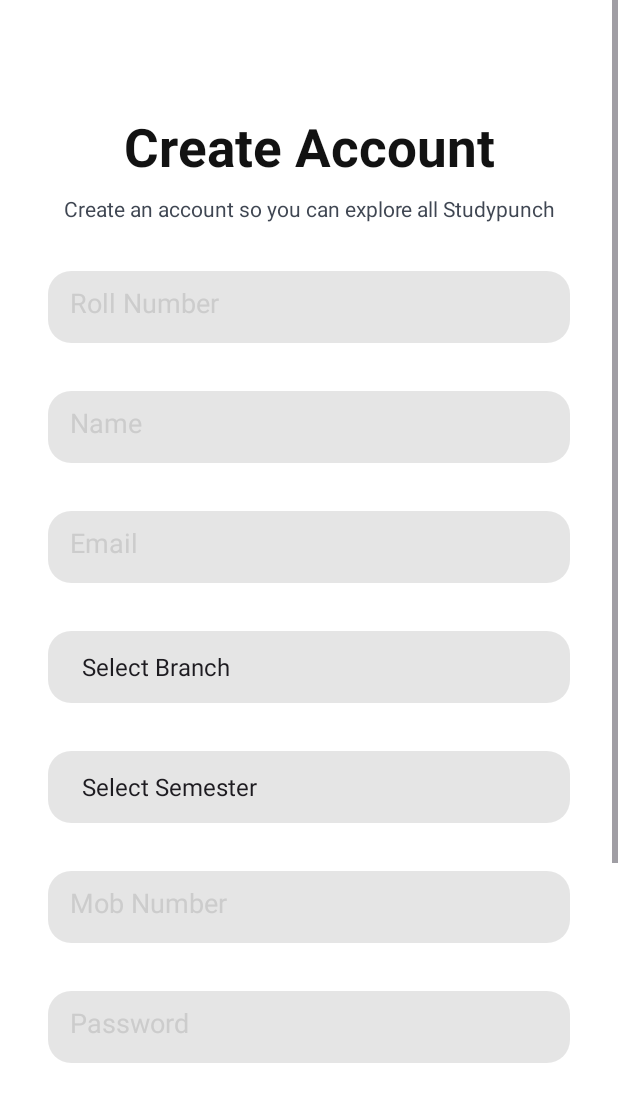
After one commit to Yaseen11121/StudyNITP-, an Android app: the RegisterPage screen opened directly, with no data from a screen before it, on a phone screen of 412 x 824 dp. The commit adds this screen. Shown: the top 1102 px of the screen. Run offline under Robolectric (Android 15) with nearby library versions, the phone set to English and light mode, and no system bars; our stand-ins replace Firebase (no records; nobody signed in at launch, a user with empty details on screens opened directly).

Commit message:
Register Page finished

```diff
--- a/app/src/main/AndroidManifest.xml
+++ b/app/src/main/AndroidManifest.xml
@@ -13,6 +13,10 @@
         android:theme="@style/Theme.StudyNITP"
         tools:targetApi="31">
         <activity
+            android:name=".RegisterPage"
+            android:exported="false"
+            android:parentActivityName=".MainActivity" />
+        <activity
             android:name=".MainActivity"
             android:exported="true">
             <intent-filter>
--- a/app/src/main/java/com/mohyaseensidd/studynitp/MainActivity.java
+++ b/app/src/main/java/com/mohyaseensidd/studynitp/MainActivity.java
@@ -63,8 +63,8 @@
     }
     public void openRegisterActivity(View view){
         Toast.makeText(this,"Enter ur details!",Toast.LENGTH_SHORT).show();
-//        Intent intent = new Intent(this,RegisterPage.class);
-//        startActivity(intent);
+        Intent intent = new Intent(this,RegisterPage.class);
+        startActivity(intent);
         finish();
     }
 
--- /dev/null
+++ b/app/src/main/java/com/mohyaseensidd/studynitp/RegisterPage.java
@@ -0,0 +1,155 @@
+package com.mohyaseensidd.studynitp;
+
+import android.content.Intent;
+import android.os.Bundle;
+import android.view.View;
+import android.widget.AdapterView;
+import android.widget.ArrayAdapter;
+import android.widget.Button;
+import android.widget.EditText;
+import android.widget.Spinner;
+import android.widget.Toast;
+
+import androidx.activity.EdgeToEdge;
+import androidx.appcompat.app.AppCompatActivity;
+
+import com.google.firebase.auth.FirebaseAuth;
+import com.google.firebase.database.DatabaseReference;
+import com.google.firebase.database.FirebaseDatabase;
+
+public class RegisterPage extends AppCompatActivity {
+    EditText signupRollNoInput,signupemailInput, signuppasswordInput, signupconfirmPasswordInput, signupNameInput, signupMobNoInput;
+    String signupRollNo,signupemail, signupbranch, signuppassword, signupconfirmPassword, signupSem, signupName, signupMobNo;
+    Button signUpBtn;
+
+    FirebaseAuth mAuth;
+    DatabaseReference mDatabase;
+
+    Spinner semSelectInput,signupbranchInput;
+
+
+    @Override
+    protected void onCreate(Bundle savedInstanceState) {
+        super.onCreate(savedInstanceState);
+        EdgeToEdge.enable(this);
+        setContentView(R.layout.activity_register_page);
+
+        mAuth = FirebaseAuth.getInstance();
+        mDatabase = FirebaseDatabase.getInstance().getReference("users");
+
+        signupRollNoInput = findViewById(R.id.rollNoInput);
+        signupNameInput = findViewById(R.id.nameInput);
+        signupemailInput = findViewById(R.id.emailInput);
+        signupbranchInput = findViewById(R.id.branchInput);
+        signupMobNoInput = findViewById(R.id.mobNoInput);
+        signuppasswordInput = findViewById(R.id.passwordInput);
+        signupconfirmPasswordInput = findViewById(R.id.confirmPasswordinput);
+        signUpBtn = findViewById(R.id.signUpButton);
+
+        semSelectInput = findViewById(R.id.semInput);
+        String[] semesters = {"Select Semester", "Sem1", "Sem2", "Sem3", "Sem4", "Sem5", "Sem6", "Sem7", "Sem8"};
+        String[] branches = {"Select Branch", "ECE", "CSE", "EEE", "ME", "CE", "Architecture"};
+
+        ArrayAdapter<String> adapter1 = new ArrayAdapter<>(this, android.R.layout.simple_spinner_dropdown_item, semesters);
+        ArrayAdapter<String> adapter2 = new ArrayAdapter<>(this, android.R.layout.simple_spinner_dropdown_item, branches);
+        semSelectInput.setAdapter(adapter1);
+        signupbranchInput.setAdapter(adapter2);
+
+        semSelectInput.setOnItemSelectedListener(new AdapterView.OnItemSelectedListener() {
+            @Override
+            public void onItemSelected(AdapterView<?> parent, View view, int position, long id) {
+                signupSem = parent.getItemAtPosition(position).toString();
+            }
+
+            @Override
+            public void onNothingSelected(AdapterView<?> parent) {
+                // optional
+            }
+        });
+
+        signupbranchInput.setOnItemSelectedListener(new AdapterView.OnItemSelectedListener() {
+            @Override
+            public void onItemSelected(AdapterView<?> parent, View view, int position, long id) {
+                signupbranch = parent.getItemAtPosition(position).toString();
+            }
+
+            @Override
+            public void onNothingSelected(AdapterView<?> parent) {
+                // optional
+            }
+        });
+
+
+        signUpBtn.setOnClickListener(v -> registerUser());
+
+
+    }
+    private void registerUser() {
+        signupRollNo = signupRollNoInput.getText().toString().trim();
+        signupemail = signupemailInput.getText().toString().trim();
+        signuppassword = signuppasswordInput.getText().toString().trim();
+        signupconfirmPassword = signupconfirmPasswordInput.getText().toString().trim();
+        signupName = signupNameInput.getText().toString().trim();
+        signupMobNo = signupMobNoInput.getText().toString().trim();
+        signupconfirmPassword = signupconfirmPasswordInput.getText().toString().trim();
+        signupconfirmPassword = signupconfirmPasswordInput.getText().toString().trim();
+
+
+        if (signupRollNo.isEmpty() || signupemail.isEmpty() || signupbranch.isEmpty() || signuppassword.isEmpty() || signupconfirmPassword.isEmpty()) {
+            Toast.makeText(this, "Please fill all fields", Toast.LENGTH_SHORT).show();
+            return;
+        }
+
+        if (signupbranch.equals("Select Branch") || signupSem.equals("Select Semester")) {
+            Toast.makeText(this, "Please select valid Branch and Semester", Toast.LENGTH_SHORT).show();
+            return;
+        }
+
+        if (!signuppassword.equals(signupconfirmPassword)) {
+            Toast.makeText(this, "Passwords do not match", Toast.LENGTH_SHORT).show();
+            return;
+        }
+
+        // Firebase auth create user
+        mAuth.createUserWithEmailAndPassword(signupemail, signuppassword).addOnCompleteListener(task -> {
+            if (task.isSuccessful()) {
+                String userId = signupRollNo; // ya mAuth.getCurrentUser().getUid()
+
+
+                User user = new User(
+                        signupRollNo,
+                        signupName,
+                        signupemail,
+                        signupbranch,
+                        signupSem,
+                        signupMobNo
+                );
+
+
+                mDatabase.child(userId).setValue(user).addOnCompleteListener(dbTask -> {
+                    if (dbTask.isSuccessful()) {
+                        Toast.makeText(this, "Account created & data saved!", Toast.LENGTH_SHORT).show();
+                        startActivity(new Intent(this, MainActivity.class));
+                        finish();
+                    } else {
+                        Toast.makeText(this, "Data save failed: " + dbTask.getException().getMessage(), Toast.LENGTH_SHORT).show();
+                    }
+                });
+            }
+
+            else {
+                Toast.makeText(this, "Auth failed: " + task.getException().getMessage(), Toast.LENGTH_SHORT).show();
+            }
+        });
+    }
+
+
+
+
+    public void openLoginPage(View view){
+        Toast.makeText(this,"Login!",Toast.LENGTH_SHORT).show();
+        Intent intent = new Intent(this,MainActivity.class);
+        startActivity(intent);
+        finish();
+    }
+}
--- /dev/null
+++ b/app/src/main/java/com/mohyaseensidd/studynitp/User.java
@@ -0,0 +1,62 @@
+package com.mohyaseensidd.studynitp;
+
+public class User {
+    String RollNo, Name, Email, Branch, Semester, MobNo;
+
+    public User(String rollNo, String name, String email, String branch, String semester, String mobNo) {
+        RollNo = rollNo;
+        Name = name;
+        Email = email;
+        Branch = branch;
+        Semester = semester;
+        MobNo = mobNo;
+    }
+
+    public String getRollNo() {
+        return RollNo;
+    }
+
+    public void setRollNo(String rollNo) {
+        RollNo = rollNo;
+    }
+
+    public String getName() {
+        return Name;
+    }
+
+    public void setName(String name) {
+        Name = name;
+    }
+
+    public String getEmail() {
+        return Email;
+    }
+
+    public void setEmail(String email) {
+        Email = email;
+    }
+
+    public String getBranch() {
+        return Branch;
+    }
+
+    public void setBranch(String branch) {
+        Branch = branch;
+    }
+
+    public String getSemester() {
+        return Semester;
+    }
+
+    public void setSemester(String semester) {
+        Semester = semester;
+    }
+
+    public String getMobNo() {
+        return MobNo;
+    }
+
+    public void setMobNo(String mobNo) {
+        MobNo = mobNo;
+    }
+}
--- /dev/null
+++ b/app/src/main/res/layout/activity_register_page.xml
@@ -0,0 +1,204 @@
+<?xml version="1.0" encoding="utf-8"?>
+<ScrollView xmlns:android="http://schemas.android.com/apk/res/android"
+    xmlns:tools="http://schemas.android.com/tools"
+    android:layout_width="match_parent"
+    android:layout_height="740dp"
+    xmlns:app="http://schemas.android.com/apk/res-auto">
+    <androidx.constraintlayout.widget.ConstraintLayout
+        android:layout_width="match_parent"
+        android:layout_height="match_parent"
+        android:background="#FFFFFF"
+        android:padding="24dp">
+
+        <!-- Title -->
+
+        <!-- Subtitle -->
+        <TextView
+            android:id="@+id/title"
+            android:layout_width="wrap_content"
+            android:layout_height="wrap_content"
+            android:layout_marginTop="50dp"
+            android:text="Create Account"
+            android:textColor="#121212"
+            android:textSize="35sp"
+            android:textStyle="bold"
+            app:layout_constraintEnd_toEndOf="parent"
+            app:layout_constraintStart_toStartOf="parent"
+            app:layout_constraintTop_toTopOf="parent" />
+
+        <TextView
+            android:id="@+id/subtitle"
+
+            android:layout_width="wrap_content"
+            android:layout_height="wrap_content"
+            android:layout_marginTop="8dp"
+            android:backgroundTint="#FFd430"
+            android:gravity="center"
+            android:text="Create an account so you can explore all Studypunch"
+            android:textColor="#F3363D49"
+            android:textSize="14sp"
+            app:layout_constraintEnd_toEndOf="parent"
+            app:layout_constraintStart_toStartOf="parent"
+            app:layout_constraintTop_toBottomOf="@id/title" />
+
+        <EditText
+            android:id="@+id/rollNoInput"
+            android:layout_width="0dp"
+            android:layout_height="48dp"
+            android:layout_marginStart="8dp"
+            android:layout_marginTop="32dp"
+            android:layout_marginEnd="8dp"
+            android:background="@drawable/text_bg"
+            android:hint="Roll Number"
+            android:inputType="number"
+            android:textColor="#000000"
+            android:textColorHint="#CCCCCC"
+            app:layout_constraintEnd_toEndOf="parent"
+            app:layout_constraintStart_toStartOf="parent"
+            app:layout_constraintTop_toBottomOf="@+id/subtitle" />
+
+        <EditText
+            android:id="@+id/nameInput"
+            android:layout_width="0dp"
+            android:layout_height="48dp"
+            android:layout_marginStart="8dp"
+            android:layout_marginTop="32dp"
+            android:layout_marginEnd="8dp"
+            android:background="@drawable/text_bg"
+            android:hint="Name"
+            android:inputType="text"
+            android:textColor="#000000"
+            android:textColorHint="#CCCCCC"
+            app:layout_constraintEnd_toEndOf="parent"
+            app:layout_constraintHorizontal_bias="0.0"
+            app:layout_constraintStart_toStartOf="parent"
+            app:layout_constraintTop_toBottomOf="@+id/rollNoInput" />
+
+        <!-- Email -->
+        <EditText
+            android:id="@+id/emailInput"
+            android:layout_width="0dp"
+            android:layout_height="48dp"
+            android:layout_marginStart="8dp"
+            android:layout_marginTop="32dp"
+            android:layout_marginEnd="8dp"
+            android:background="@drawable/text_bg"
+            android:hint="Email"
+            android:inputType="textEmailAddress"
+            android:textColor="#000000"
+            android:textColorHint="#CCCCCC"
+            app:layout_constraintEnd_toEndOf="parent"
+            app:layout_constraintStart_toStartOf="parent"
+            app:layout_constraintTop_toBottomOf="@+id/nameInput" />
+
+
+
+        <Spinner
+            android:id="@+id/branchInput"
+            android:layout_width="match_parent"
+            android:layout_height="48dp"
+            android:background="@drawable/text_bg"
+            android:layout_marginStart="8dp"
+            android:layout_marginTop="32dp"
+            android:layout_marginEnd="8dp"
+            app:layout_constraintEnd_toEndOf="parent"
+            app:layout_constraintHorizontal_bias="0.0"
+            app:layout_constraintStart_toStartOf="parent"
+            app:layout_constraintTop_toBottomOf="@+id/emailInput" />
+
+        <Spinner
+            android:id="@+id/semInput"
+            android:layout_width="match_parent"
+            android:layout_height="48dp"
+            android:background="@drawable/text_bg"
+            android:layout_marginStart="8dp"
+            android:layout_marginTop="32dp"
+            android:layout_marginEnd="8dp"
+            app:layout_constraintEnd_toEndOf="parent"
+            app:layout_constraintHorizontal_bias="0.0"
+            app:layout_constraintStart_toStartOf="parent"
+            app:layout_constraintTop_toBottomOf="@+id/branchInput" />
+
+        <EditText
+            android:id="@+id/mobNoInput"
+            android:layout_width="0dp"
+            android:layout_height="48dp"
+            android:layout_marginStart="8dp"
+            android:layout_marginTop="32dp"
+            android:layout_marginEnd="8dp"
+            android:background="@drawable/text_bg"
+            android:hint="Mob Number"
+            android:inputType="number"
+            android:textColor="#000000"
+            android:textColorHint="#CCCCCC"
+            app:layout_constraintEnd_toEndOf="parent"
+            app:layout_constraintStart_toStartOf="parent"
+            app:layout_constraintTop_toBottomOf="@+id/semInput" />
+
+        <EditText
+            android:id="@+id/passwordInput"
+            android:layout_width="0dp"
+            android:layout_height="48dp"
+            android:layout_marginStart="8dp"
+            android:layout_marginTop="32dp"
+            android:layout_marginEnd="8dp"
+            android:background="@drawable/text_bg"
+            android:hint="Password"
+            android:inputType="textPassword"
+            android:textColor="#000000"
+            android:textColorHint="#CCCCCC"
+            app:layout_constraintEnd_toEndOf="parent"
+            app:layout_constraintHorizontal_bias="0.0"
+            app:layout_constraintStart_toStartOf="parent"
+            app:layout_constraintTop_toBottomOf="@+id/mobNoInput" />
+
+        <EditText
+            android:id="@+id/confirmPasswordinput"
+            android:layout_width="0dp"
+            android:layout_height="48dp"
+            android:layout_marginStart="8dp"
+            android:layout_marginTop="32dp"
+            android:layout_marginEnd="8dp"
+            android:background="@drawable/text_bg"
+            android:hint="Confirm Password"
+            android:inputType="textPassword"
+            android:textColor="#000000"
+            android:textColorHint="#CCCCCC"
+            app:layout_constraintEnd_toEndOf="parent"
+            app:layout_constraintStart_toStartOf="parent"
+            app:layout_constraintTop_toBottomOf="@id/passwordInput" />
+
+        <!-- Sign Up Button -->
+
+        <!-- Already have an account -->
+
+        <Button
+            android:id="@+id/signUpButton"
+            android:layout_width="wrap_content"
+            android:layout_height="55dp"
+            android:layout_marginTop="32dp"
+            android:backgroundTint="#FFd430"
+            android:text="SIGN UP"
+            android:textColor="#000000"
+            android:textSize="16dp"
+            android:textStyle="bold"
+            app:layout_constraintEnd_toEndOf="parent"
+            app:layout_constraintStart_toStartOf="parent"
+            app:layout_constraintTop_toBottomOf="@+id/confirmPasswordinput" />
+
+        <TextView
+            android:id="@+id/alreadyAccount"
+            android:layout_width="wrap_content"
+            android:layout_height="wrap_content"
+            android:layout_marginTop="32dp"
+            android:onClick="openLoginPage"
+            android:text="Already have account ?"
+            android:textColor="#FFD430"
+            android:textSize="14sp"
+            app:layout_constraintEnd_toEndOf="parent"
+            app:layout_constraintStart_toStartOf="parent"
+            app:layout_constraintTop_toBottomOf="@id/signUpButton" />
+
+
+    </androidx.constraintlayout.widget.ConstraintLayout>
+</ScrollView>
```
